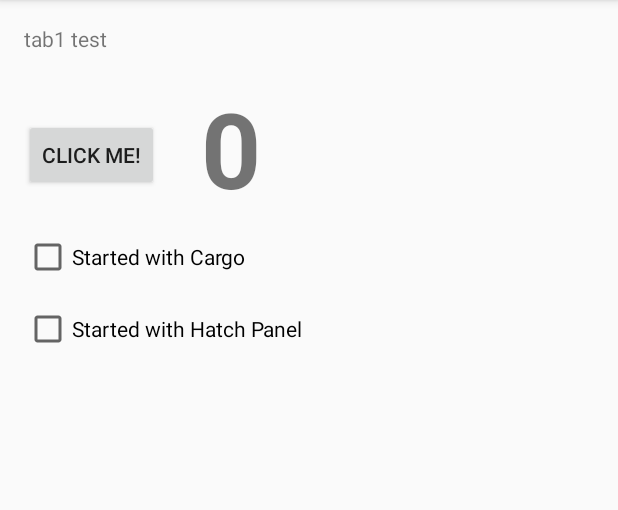
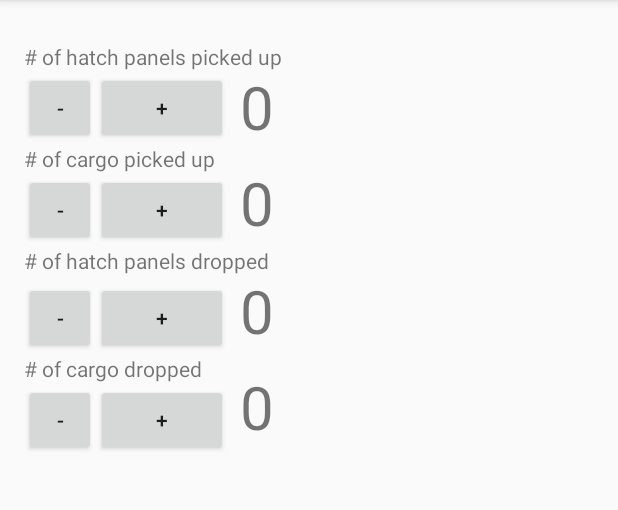
Before and after one commit to jeffrypig23/2019ScoutApp, an Android app: the fragment GamePieceTab shown on its own in the app's theme, on a phone screen of 412 x 824 dp, the part 84-594 px from its top. Run offline under Robolectric (Android 15) with nearby library versions, the phone set to English and light mode, and no system bars; 1 statement that could not run was skipped.

Commit message:
Update game_piece_tab.xml

```diff
--- a/app/src/main/res/layout/game_piece_tab.xml
+++ b/app/src/main/res/layout/game_piece_tab.xml
@@ -8,59 +8,172 @@
     tools:context=".ScrollingActivity">
 
     <TextView
-        android:id="@+id/section_label"
-        android:layout_width="wrap_content"
-        android:layout_height="wrap_content"
-        android:layout_marginStart="@dimen/activity_horizontal_margin"
-        android:layout_marginTop="@dimen/activity_vertical_margin"
-        android:layout_marginEnd="@dimen/activity_horizontal_margin"
-        android:layout_marginBottom="@dimen/activity_vertical_margin"
-        app:layout_constraintLeft_toLeftOf="parent"
-        app:layout_constraintTop_toTopOf="@+id/constraintLayout"
-        tools:layout_constraintLeft_creator="1"
-        tools:layout_constraintTop_creator="1"
-        android:text="tab1 test"/>
-
-    <Button
-        android:id="@+id/btnTEST"
-        android:layout_width="wrap_content"
-        android:layout_height="wrap_content"
-        android:layout_marginStart="16dp"
-        android:layout_marginTop="44dp"
-        android:text="Click Me!"
-        app:layout_constraintStart_toStartOf="parent"
-        app:layout_constraintTop_toBottomOf="@+id/section_label" />
-
-    <TextView
-        android:id="@+id/integer_number"
-        android:layout_width="wrap_content"
-        android:layout_height="wrap_content"
-        android:layout_marginStart="28dp"
-        android:layout_marginTop="52dp"
-        android:text="0"
-        android:textSize="70sp"
-        android:textStyle="bold"
-        app:layout_constraintStart_toEndOf="@+id/btnTEST"
-        app:layout_constraintTop_toTopOf="parent" />
-
-    <CheckBox
-        android:id="@+id/checkBox"
+        android:id="@+id/telehatchpanelpickup"
         android:layout_width="wrap_content"
         android:layout_height="wrap_content"
         android:layout_marginStart="16dp"
         android:layout_marginTop="28dp"
-        android:text="Started with Cargo"
+        android:text="# of hatch panels picked up"
         app:layout_constraintStart_toStartOf="parent"
-        app:layout_constraintTop_toBottomOf="@+id/btnTEST" />
+        app:layout_constraintTop_toTopOf="parent" />
 
-    <CheckBox
-        android:id="@+id/checkBox2"
+    <Button
+        android:id="@+id/tele_hatch_panel_pickup_plus"
+        android:layout_width="wrap_content"
+        android:layout_height="wrap_content"
+        android:layout_marginTop="48dp"
+        android:text="+"
+        app:layout_constraintStart_toEndOf="@+id/tele_hatch_panel_pickup_minus"
+        app:layout_constraintTop_toTopOf="parent" />
+
+    <Button
+        android:id="@+id/tele_hatch_panel_pickup_minus"
+        android:layout_width="48dp"
+        android:layout_height="48dp"
+        android:layout_marginStart="16dp"
+        android:layout_marginTop="48dp"
+        android:text="-"
+        android:typeface="normal"
+        app:layout_constraintStart_toStartOf="parent"
+        app:layout_constraintTop_toTopOf="parent"
+        tools:text="-" />
+
+    <TextView
+        android:id="@+id/tele_hp_pickup_int"
+        android:layout_width="wrap_content"
+        android:layout_height="wrap_content"
+        android:layout_marginStart="8dp"
+        android:layout_marginTop="44dp"
+        android:text="0"
+        android:textSize="40sp"
+        app:layout_constraintStart_toEndOf="@+id/tele_hatch_panel_pickup_plus"
+        app:layout_constraintTop_toTopOf="parent" />
+
+    <TextView
+        android:id="@+id/telecargopickup"
         android:layout_width="wrap_content"
         android:layout_height="wrap_content"
         android:layout_marginStart="16dp"
-        android:layout_marginTop="16dp"
-        android:text="Started with Hatch Panel"
+        android:layout_marginTop="96dp"
+        android:text="# of cargo picked up"
         app:layout_constraintStart_toStartOf="parent"
-        app:layout_constraintTop_toBottomOf="@+id/checkBox" />
+        app:layout_constraintTop_toTopOf="parent" />
+
+    <Button
+        android:id="@+id/tele_cargo_pickup_plus"
+        android:layout_width="wrap_content"
+        android:layout_height="wrap_content"
+        android:layout_marginTop="116dp"
+        android:text="+"
+        app:layout_constraintStart_toEndOf="@+id/tele_cargo_pickup_minus"
+        app:layout_constraintTop_toTopOf="parent" />
+
+    <Button
+        android:id="@+id/tele_cargo_pickup_minus"
+        android:layout_width="48dp"
+        android:layout_height="48dp"
+        android:layout_marginStart="16dp"
+        android:layout_marginTop="116dp"
+        android:text="-"
+        android:typeface="normal"
+        app:layout_constraintStart_toStartOf="parent"
+        app:layout_constraintTop_toTopOf="parent"
+        tools:text="-" />
+
+    <TextView
+        android:id="@+id/tele_cargo_pickup_int"
+        android:layout_width="wrap_content"
+        android:layout_height="wrap_content"
+        android:layout_marginStart="8dp"
+        android:layout_marginTop="108dp"
+        android:text="0"
+        android:textSize="40sp"
+        app:layout_constraintStart_toEndOf="@+id/tele_cargo_pickup_plus"
+        app:layout_constraintTop_toTopOf="parent" />
+
+    <TextView
+        android:id="@+id/telehatchpaneldrop"
+        android:layout_width="wrap_content"
+        android:layout_height="wrap_content"
+        android:layout_marginStart="16dp"
+        android:layout_marginTop="164dp"
+        android:text="# of hatch panels dropped"
+        app:layout_constraintStart_toStartOf="parent"
+        app:layout_constraintTop_toTopOf="parent" />
+
+    <Button
+        android:id="@+id/tele_hatch_panel_drop_plus"
+        android:layout_width="wrap_content"
+        android:layout_height="wrap_content"
+        android:layout_marginTop="188dp"
+        android:text="+"
+        app:layout_constraintStart_toEndOf="@+id/tele_hatch_panel_drop_minus"
+        app:layout_constraintTop_toTopOf="parent" />
+
+    <Button
+        android:id="@+id/tele_hatch_panel_drop_minus"
+        android:layout_width="48dp"
+        android:layout_height="48dp"
+        android:layout_marginStart="16dp"
+        android:layout_marginTop="188dp"
+        android:text="-"
+        android:typeface="normal"
+        app:layout_constraintStart_toStartOf="parent"
+        app:layout_constraintTop_toTopOf="parent"
+        tools:text="-" />
+
+    <TextView
+        android:id="@+id/tele_hp_drop_int"
+        android:layout_width="wrap_content"
+        android:layout_height="wrap_content"
+        android:layout_marginStart="8dp"
+        android:layout_marginTop="180dp"
+        android:text="0"
+        android:textSize="40sp"
+        app:layout_constraintStart_toEndOf="@+id/tele_hatch_panel_drop_plus"
+        app:layout_constraintTop_toTopOf="parent" />
+
+    <TextView
+        android:id="@+id/telecargodrop"
+        android:layout_width="wrap_content"
+        android:layout_height="wrap_content"
+        android:layout_marginStart="16dp"
+        android:layout_marginTop="236dp"
+        android:text="# of cargo dropped"
+        app:layout_constraintStart_toStartOf="parent"
+        app:layout_constraintTop_toTopOf="parent" />
+
+    <Button
+        android:id="@+id/tele_cargo_drop_plus"
+        android:layout_width="wrap_content"
+        android:layout_height="wrap_content"
+        android:layout_marginTop="256dp"
+        android:text="+"
+        app:layout_constraintStart_toEndOf="@+id/tele_cargo_drop_minus"
+        app:layout_constraintTop_toTopOf="parent" />
+
+    <Button
+        android:id="@+id/tele_cargo_drop_minus"
+        android:layout_width="48dp"
+        android:layout_height="48dp"
+        android:layout_marginStart="16dp"
+        android:layout_marginTop="256dp"
+        android:text="-"
+        android:typeface="normal"
+        app:layout_constraintStart_toStartOf="parent"
+        app:layout_constraintTop_toTopOf="parent"
+        tools:text="-" />
+
+    <TextView
+        android:id="@+id/tele_cargo_drop_int"
+        android:layout_width="wrap_content"
+        android:layout_height="wrap_content"
+        android:layout_marginStart="8dp"
+        android:layout_marginTop="244dp"
+        android:text="0"
+        android:textSize="40sp"
+        app:layout_constraintStart_toEndOf="@+id/tele_cargo_drop_plus"
+        app:layout_constraintTop_toTopOf="parent" />
+
 
 </android.support.constraint.ConstraintLayout>
```
